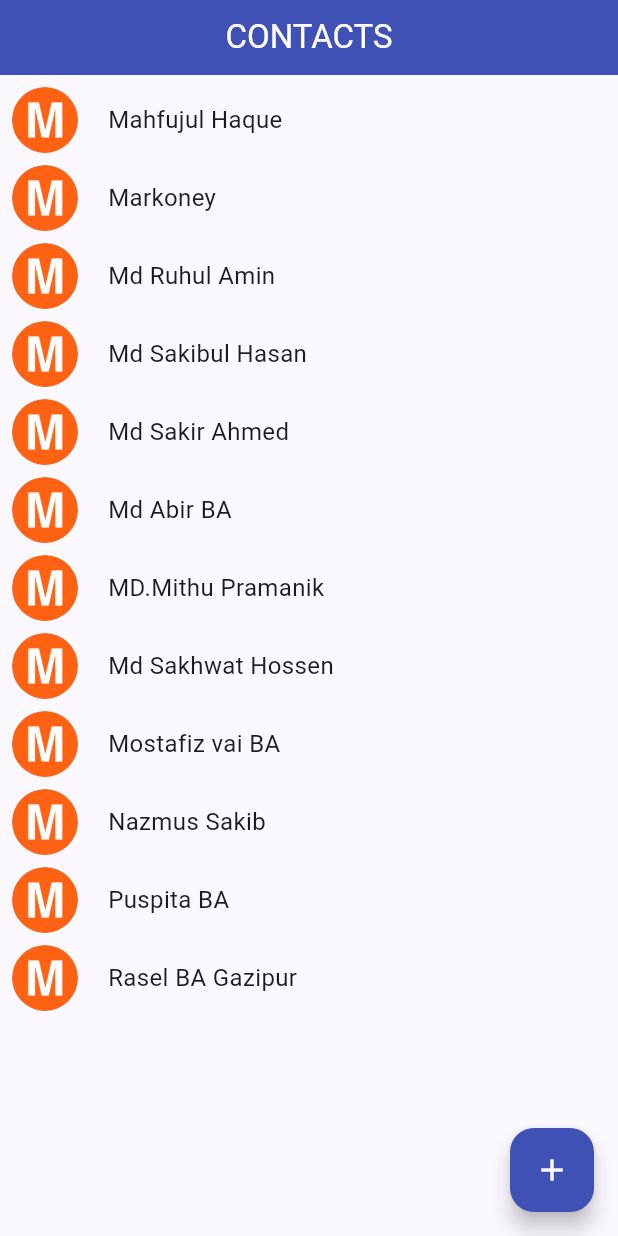
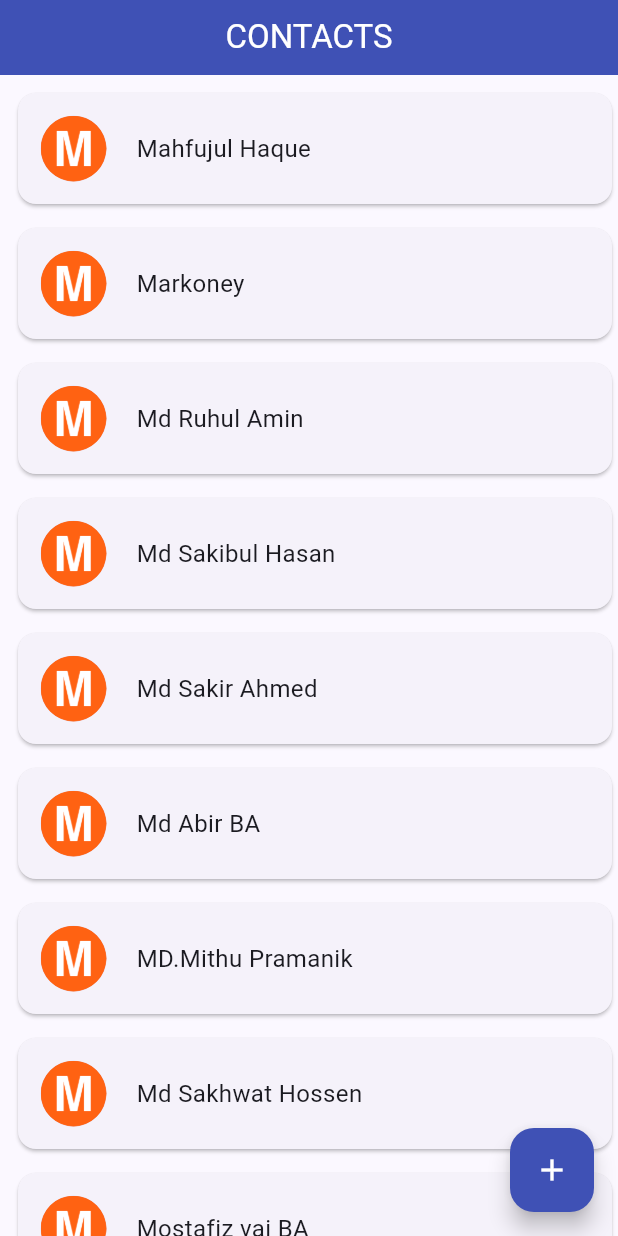
Before and after one commit to mardy-cse/contact_book, a Flutter app: the screen it shows after launch, on a phone screen of 412 x 824 dp. Run offline on Flutter 3.47's test engine with Material 3 defaults, Android fonts, the phone set to English and light mode, and no system bars; our stand-ins replace get.

Commit message:
Create ContactViewWidget

```diff
--- a/lib/constant/text_constant.dart
+++ b/lib/constant/text_constant.dart
@@ -14,6 +14,3 @@ mixin ContactIcon {
   static const person3Icon = 'assets/icon/contacts/images.jpeg';
   static const Mlogo = 'assets/icon/contacts/M-logo.png';
 }
-// class TextStyle{
-//
-// }
--- a/lib/constant/widget/custom_listview_builder.dart
+++ b/lib/constant/widget/custom_listview_builder.dart
@@ -20,6 +20,11 @@ class ListViewBuilder extends StatelessWidget {
       'Mostafiz vai BA',
       'Nazmus Sakib',
       'Puspita BA',
+      'Rasel BA Gazipur',
+      'Rasel BA Gazipur',
+      'Rasel BA Gazipur',
+      'Rasel BA Gazipur',
+      'Rasel BA Gazipur',
       'Rasel BA Gazipur',
     ];
     var color = [
@@ -60,3 +65,37 @@ class ListViewBuilder extends StatelessWidget {
     );
   }
 }
+
+/// Modified....
+class ContactViewWidget extends StatelessWidget {
+  final String circularIcon;
+  final String contactName;
+
+  const ContactViewWidget(
+      {super.key, required this.circularIcon, required this.contactName});
+
+  @override
+  Widget build(BuildContext context) {
+    return Padding(
+      padding: const EdgeInsets.only(left: 8, top: 8),
+      child: Card(
+        child: Padding(
+          padding: const EdgeInsets.all(15.0),
+          child: Row(
+            children: [
+              CircleAvatar(
+                radius: 22,
+                backgroundImage: AssetImage(circularIcon),
+              ),
+              AppSpace.width20,
+              Text(
+                contactName,
+                style: const TextStyle(fontSize: 16),
+              ),
+            ],
+          ),
+        ),
+      ),
+    );
+  }
+}
--- a/lib/features/contacts/presentation/screen/my_contact_screen.dart
+++ b/lib/features/contacts/presentation/screen/my_contact_screen.dart
@@ -7,7 +7,27 @@ import '../../../../constant/widget/custom_listview_builder.dart';
 import 'create_contact_screen.dart';
 
 class MyContactScreen extends StatelessWidget {
-  const MyContactScreen({super.key});
+  //const MyContactScreen({super.key});
+
+  var name = [
+    'Mahfujul Haque',
+    'Markoney',
+    'Md Ruhul Amin',
+    'Md Sakibul Hasan',
+    'Md Sakir Ahmed',
+    'Md Abir BA',
+    'MD.Mithu Pramanik',
+    'Md Sakhwat Hossen',
+    'Mostafiz vai BA',
+    'Nazmus Sakib',
+    'Puspita BA',
+    'Rasel BA Gazipur',
+    'Rasel BA Gazipur',
+    'Rasel BA Gazipur',
+    'Rasel BA Gazipur',
+    'Rasel BA Gazipur',
+    'Rasel BA Gazipur',
+  ];
 
   @override
   Widget build(BuildContext context) {
@@ -15,7 +35,15 @@ class MyContactScreen extends StatelessWidget {
       appBar: CustomAppbarWidget(
         appBarTitle: ContactText.contactAppBarTitle,
       ),
-      body: const ListViewBuilder(),
+      // body: const ListViewBuilder(),
+      body: ListView.builder(
+          itemCount: name.length,
+          itemBuilder: (context, index) {
+            return ContactViewWidget(
+              circularIcon: ContactIcon.Mlogo,
+              contactName: name[index],
+            );
+          }),
       floatingActionButton: FloatingActionButton(
         backgroundColor: Colors.indigo,
         onPressed: () {
```
Also changed, not shown: pubspec.lock.
